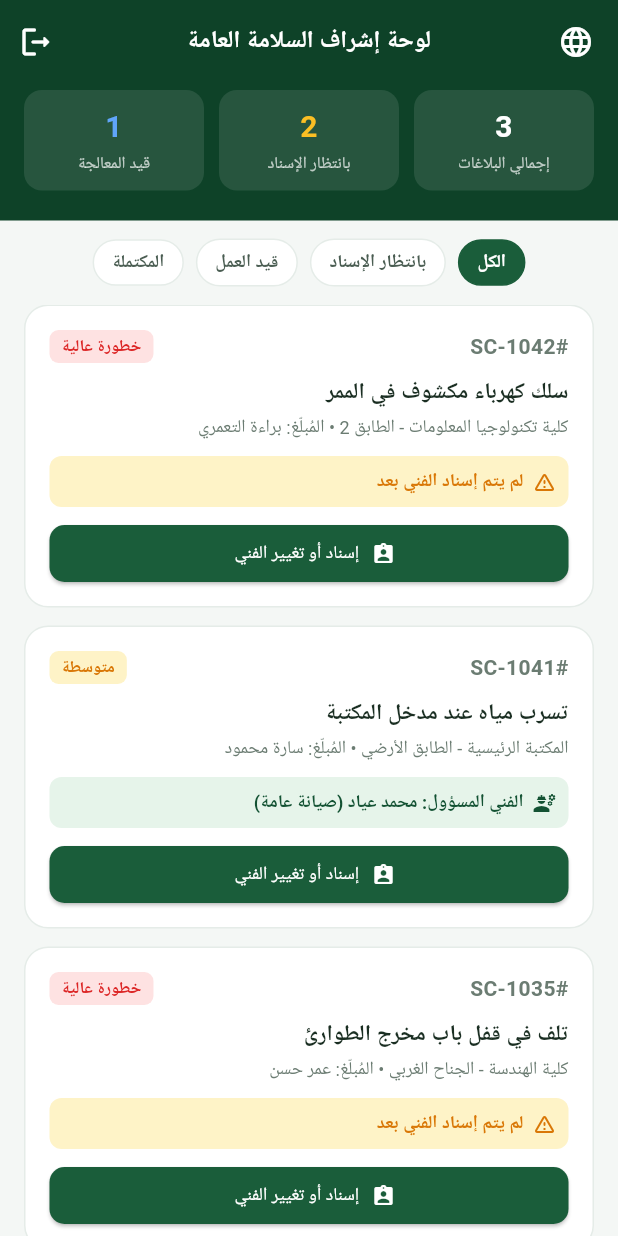
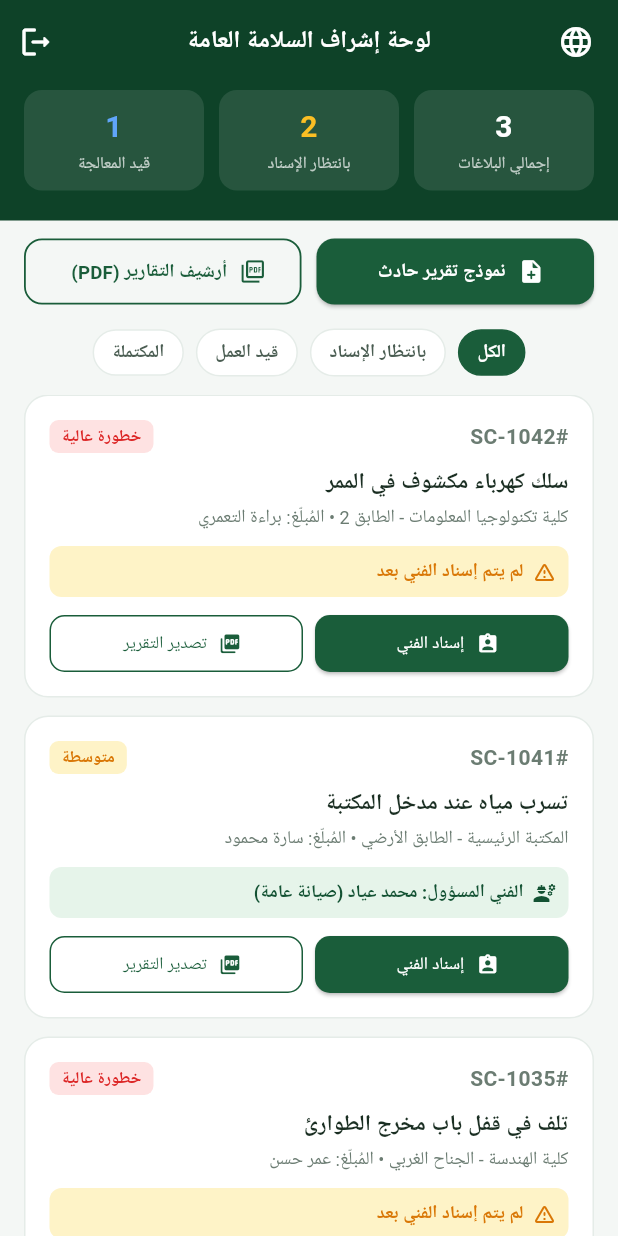
Before and after one commit to brahaltmry446-design/safe_campus, a Flutter app: the SupervisorDashboardScreen screen opened directly with empty values, on a phone screen of 412 x 824 dp. Run offline on Flutter 3.47's test engine with Material 3 defaults, Android fonts, the phone set to English and light mode, and no system bars; Roboto replaces fonts that are missing (Arial).

Commit message:
interface-of-creating-an-accident-report-form

```diff
--- a/lib/create_report_screen.dart
+++ b/lib/create_report_screen.dart
@@ -87,9 +87,7 @@ class _CreateReportScreenState extends State<CreateReportScreen> {
                     height: 46,
                     child: ElevatedButton(
                       onPressed: () {
-                        Navigator.pop(ctx);
-                        Navigator.pop(context);
-                        Navigator.pop(context);
+                        Navigator.of(ctx).popUntil((route) => route.isFirst);
                       },
                       style: ElevatedButton.styleFrom(
                         backgroundColor: const Color(0xFF1A5D3A),
--- a/lib/main.dart
+++ b/lib/main.dart
@@ -254,7 +254,7 @@ class _EnhancedLoginScreenState extends State<EnhancedLoginScreen> {
                           child: Row(
                             children: [
                               _buildRoleTab(0, t('طالب', 'Student'), Icons.school_outlined),
-                              _buildRoleTab(1, t('صيانة', 'Worker'), Icons.engineering_outlined),
+                              _buildRoleTab(1, t('الصيانة', 'Worker'), Icons.engineering_outlined),
                               _buildRoleTab(2, t('مشرف', 'Supervisor'), Icons.admin_panel_settings_outlined),
                             ],
                           ),
--- a/lib/supervisor_dashboard_screen.dart
+++ b/lib/supervisor_dashboard_screen.dart
@@ -1,5 +1,6 @@
 import 'package:flutter/material.dart';
 import 'main.dart';
+import 'supervisor_incident_report_screen.dart';
 
 class SupervisorReport {
   final String id;
@@ -111,7 +112,7 @@ class _SupervisorDashboardScreenState extends State<SupervisorDashboardScreen> {
           content: Column(
             mainAxisSize: MainAxisSize.min,
             children: [
-              Text(t('اختر الفني المسؤول عن إصلاح:', 'Select technician for:') + ' ${_isAr ? report.titleAr : report.titleEn}',
+              Text('${t('اختر الفني المسؤول عن إصلاح:', 'Select technician for:')} ${_isAr ? report.titleAr : report.titleEn}',
                   style: const TextStyle(fontSize: 13, color: Color(0xFF6B7C72))),
               const SizedBox(height: 14),
               DropdownButtonFormField<String>(
@@ -217,6 +218,74 @@ class _SupervisorDashboardScreenState extends State<SupervisorDashboardScreen> {
                 ),
               ),
 
+              // زر التقرير وأرشيف التقارير
+              Padding(
+                padding: const EdgeInsets.fromLTRB(16, 12, 16, 4),
+                child: Row(
+                  children: [
+                    Expanded(
+                      child: SizedBox(
+                        height: 44,
+                        child: ElevatedButton.icon(
+                          onPressed: () {
+                            Navigator.push(
+                              context,
+                              MaterialPageRoute(
+                                builder: (context) => SupervisorIncidentReportMainScreen(
+                                  userName: widget.userName,
+                                  isArabic: _isAr,
+                                  initialTabIndex: 0,
+                                ),
+                              ),
+                            );
+                          },
+                          icon: const Icon(Icons.note_add_rounded, size: 18),
+                          label: Text(
+                            t('نموذج تقرير حادث', 'Incident Report'),
+                            style: const TextStyle(fontSize: 12.5, fontWeight: FontWeight.bold),
+                          ),
+                          style: ElevatedButton.styleFrom(
+                            backgroundColor: const Color(0xFF1A5D3A),
+                            foregroundColor: Colors.white,
+                            shape: RoundedRectangleBorder(borderRadius: BorderRadius.circular(12)),
+                          ),
+                        ),
+                      ),
+                    ),
+                    const SizedBox(width: 10),
+                    Expanded(
+                      child: SizedBox(
+                        height: 44,
+                        child: OutlinedButton.icon(
+                          onPressed: () {
+                            Navigator.push(
+                              context,
+                              MaterialPageRoute(
+                                builder: (context) => SupervisorIncidentReportMainScreen(
+                                  userName: widget.userName,
+                                  isArabic: _isAr,
+                                  initialTabIndex: 2,
+                                ),
+                              ),
+                            );
+                          },
+                          icon: const Icon(Icons.picture_as_pdf_outlined, size: 18),
+                          label: Text(
+                            t('أرشيف التقارير (PDF)', 'Reports Archive'),
+                            style: const TextStyle(fontSize: 12.5, fontWeight: FontWeight.bold),
+                          ),
+                          style: OutlinedButton.styleFrom(
+                            foregroundColor: const Color(0xFF1A5D3A),
+                            side: const BorderSide(color: Color(0xFF1A5D3A), width: 1.2),
+                            shape: RoundedRectangleBorder(borderRadius: BorderRadius.circular(12)),
+                          ),
+                        ),
+                      ),
+                    ),
+                  ],
+                ),
+              ),
+
               // أزرار الفلترة
               Padding(
                 padding: const EdgeInsets.symmetric(horizontal: 16, vertical: 12),
@@ -303,19 +372,51 @@ class _SupervisorDashboardScreenState extends State<SupervisorDashboardScreen> {
                             ),
                           ),
                           const SizedBox(height: 12),
-                          SizedBox(
-                            width: double.infinity,
+                          Row(
+                            children: [
+                              Expanded(
+                                child: SizedBox(
                                   height: 38,
                                   child: ElevatedButton.icon(
                                     onPressed: () => _assignWorkerDialog(item),
-                              icon: const Icon(Icons.assignment_ind_rounded, size: 16),
-                              label: Text(t('إسناد أو تغيير الفني', 'Assign / Change Worker'), style: const TextStyle(fontSize: 12)),
+                                    icon: const Icon(Icons.assignment_ind_rounded, size: 15),
+                                    label: Text(t('إسناد الفني', 'Assign Worker'), style: const TextStyle(fontSize: 11.5)),
                                     style: ElevatedButton.styleFrom(
                                       backgroundColor: const Color(0xFF1A5D3A),
                                       foregroundColor: Colors.white,
                                       shape: RoundedRectangleBorder(borderRadius: BorderRadius.circular(10)),
                                     ),
                                   ),
+                                ),
+                              ),
+                              const SizedBox(width: 8),
+                              Expanded(
+                                child: SizedBox(
+                                  height: 38,
+                                  child: OutlinedButton.icon(
+                                    onPressed: () {
+                                      Navigator.push(
+                                        context,
+                                        MaterialPageRoute(
+                                          builder: (context) => SupervisorIncidentReportMainScreen(
+                                            userName: widget.userName,
+                                            isArabic: _isAr,
+                                            initialTabIndex: 0,
+                                          ),
+                                        ),
+                                      );
+                                    },
+                                    icon: const Icon(Icons.picture_as_pdf_rounded, size: 15),
+                                    label: Text(t('تصدير التقرير', 'Export PDF'), style: const TextStyle(fontSize: 11.5)),
+                                    style: OutlinedButton.styleFrom(
+                                      foregroundColor: const Color(0xFF1A5D3A),
+                                      side: const BorderSide(color: Color(0xFF1A5D3A)),
+                                      shape: RoundedRectangleBorder(borderRadius: BorderRadius.circular(10)),
+                                    ),
+                                  ),
+                                ),
+                              ),
+                            ],
                           ),
                         ],
                       ),
```
Lines whose indentation alone changed are shown as unchanged.
